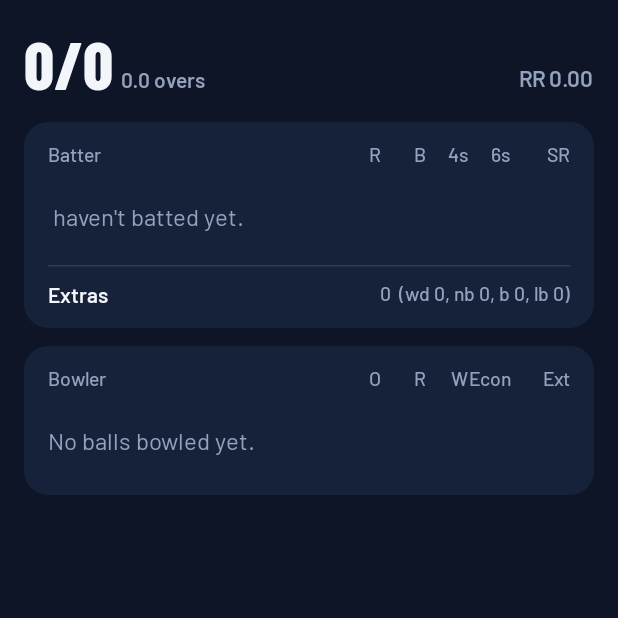
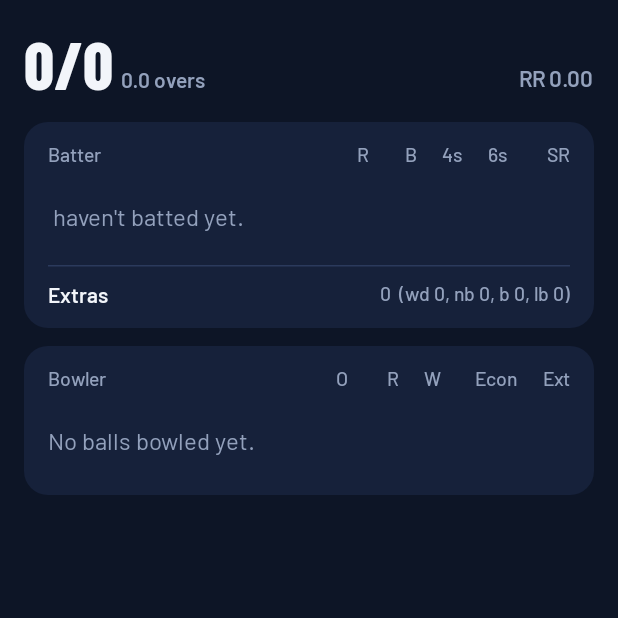
Before and after one commit to Hanan786-coder/LSL-v2, an Android app built with Jetpack Compose: the composable InningsTab called with empty values, on a phone screen of 412 x 824 dp, the top half of it. Run offline under Robolectric (Android 15) with nearby library versions, the phone set to English and light mode, and no system bars.

Commit message:
fix(scorecard): give batting and bowling tables their own column widths
The bowling header ran 'W' and 'Econ' together on 393dp-wide phones.

```diff
--- a/app/src/main/java/com/example/ui/ScorecardScreen.kt
+++ b/app/src/main/java/com/example/ui/ScorecardScreen.kt
@@ -362,7 +362,7 @@ private fun InningsTab(teamName: String, card: InningsScorecard) {
         // Batting
         item {
             Panel(contentPadding = PaddingValues(vertical = 8.dp)) {
-                TableHeader("Batter", listOf("R", "B", "4s", "6s", "SR"))
+                TableHeader("Batter", listOf("R", "B", "4s", "6s", "SR"), BatCols)
                 if (batted.isEmpty()) {
                     Text("$teamName haven't batted yet.", color = Lsl.Mist, modifier = Modifier.padding(16.dp))
                 }
@@ -372,6 +372,7 @@ private fun InningsTab(teamName: String, card: InningsScorecard) {
                         subtitle = if (b.isOut) dismissalText(b) else "not out",
                         subtitleColor = if (b.isOut) Lsl.Fade else Lsl.Flame,
                         values = listOf("${b.runs}", "${b.ballsFaced}", "${b.fours}", "${b.sixes}", b.strikeRate.fmt(0)),
+                        widths = BatCols,
                         emphasizeFirst = true
                     )
                 }
@@ -398,7 +399,7 @@ private fun InningsTab(teamName: String, card: InningsScorecard) {
         // Bowling
         item {
             Panel(contentPadding = PaddingValues(vertical = 8.dp)) {
-                TableHeader("Bowler", listOf("O", "R", "W", "Econ", "Ext"))
+                TableHeader("Bowler", listOf("O", "R", "W", "Econ", "Ext"), BowlCols)
                 if (card.bowlers.isEmpty()) {
                     Text("No balls bowled yet.", color = Lsl.Mist, modifier = Modifier.padding(16.dp))
                 }
@@ -407,6 +408,7 @@ private fun InningsTab(teamName: String, card: InningsScorecard) {
                         title = b.name,
                         subtitle = null,
                         values = listOf(b.oversString, "${b.runsConceded}", "${b.wickets}", b.economy.fmt(1), "${b.wides + b.noBalls}"),
+                        widths = BowlCols,
                         emphasizeIndex = 2
                     )
                 }
@@ -457,14 +459,15 @@ private fun dismissalText(b: BatsmanLiveStats): String {
     }
 }
 
-private val colW = listOf(34.dp, 30.dp, 28.dp, 28.dp, 40.dp)
+private val BatCols = listOf(34.dp, 32.dp, 30.dp, 30.dp, 42.dp)
+private val BowlCols = listOf(38.dp, 34.dp, 28.dp, 50.dp, 36.dp)
 
 @Composable
-private fun TableHeader(first: String, cols: List<String>) {
+private fun TableHeader(first: String, cols: List<String>, widths: List<androidx.compose.ui.unit.Dp>) {
     Row(Modifier.fillMaxWidth().padding(horizontal = 16.dp, vertical = 6.dp)) {
         Text(first, style = MaterialTheme.typography.labelMedium, color = Lsl.Mist, modifier = Modifier.weight(1f))
         cols.forEachIndexed { i, c ->
-            Text(c, style = MaterialTheme.typography.labelMedium, color = Lsl.Mist, textAlign = TextAlign.End, modifier = Modifier.width(colW[i]))
+            Text(c, style = MaterialTheme.typography.labelMedium, color = Lsl.Mist, textAlign = TextAlign.End, modifier = Modifier.width(widths[i]))
         }
     }
 }
@@ -474,6 +477,7 @@ private fun TableRow(
     title: String,
     subtitle: String?,
     values: List<String>,
+    widths: List<androidx.compose.ui.unit.Dp>,
     subtitleColor: Color = Lsl.Fade,
     emphasizeFirst: Boolean = false,
     emphasizeIndex: Int = if (emphasizeFirst) 0 else -1
@@ -491,7 +495,7 @@ private fun TableRow(
                 fontSize = if (i == emphasizeIndex) 18.sp else 14.sp,
                 color = if (i == emphasizeIndex) Lsl.Chalk else Lsl.Mist,
                 textAlign = TextAlign.End,
-                modifier = Modifier.width(colW[i])
+                modifier = Modifier.width(widths[i])
             )
         }
     }
```
